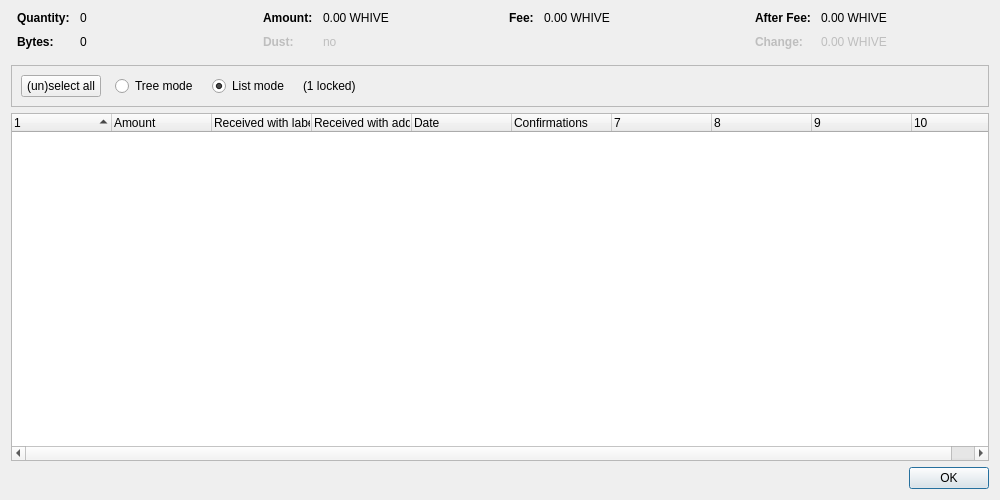
Above: src/qt/forms/coincontroldialog.ui from whiveio/whive before the change. Below: the same form after it.
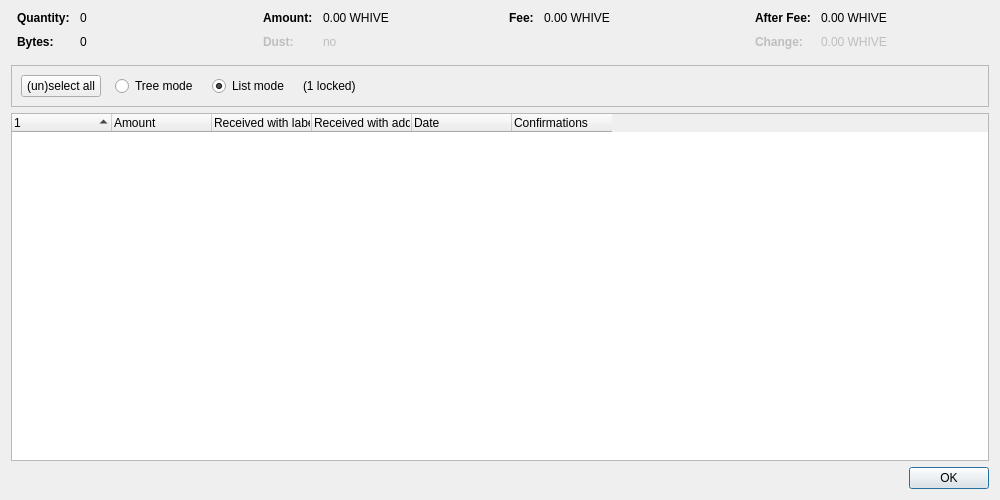
That is the form after the change. Custom widgets are drawn as their Qt base class.

```diff
--- a/src/qt/forms/coincontroldialog.ui
+++ b/src/qt/forms/coincontroldialog.ui
@@ -402,7 +402,7 @@
       <bool>false</bool>
      </property>
      <property name="columnCount">
-      <number>10</number>
+      <number>6</number>
      </property>
      <attribute name="headerShowSortIndicator" stdset="0">
       <bool>true</bool>
```
